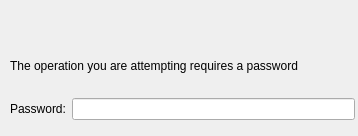
paul-rl/Plato-s-Closet-Serverless, file UI Design/PasswordEntryGUI.ui: the form before one commit.
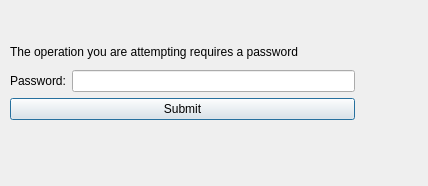
The form after the commit.

Commit message: Added QT Designer files for edit text, password entry, and main window

```diff
--- a/UI Design/PasswordEntryGUI.ui
+++ b/UI Design/PasswordEntryGUI.ui
@@ -6,8 +6,8 @@
    <rect>
     <x>0</x>
     <y>0</y>
-    <width>358</width>
-    <height>136</height>
+    <width>428</width>
+    <height>186</height>
    </rect>
   </property>
   <property name="windowTitle">
@@ -48,6 +48,13 @@
       </item>
      </layout>
     </item>
+    <item>
+     <widget class="QPushButton" name="submitButton">
+      <property name="text">
+       <string>Submit</string>
+      </property>
+     </widget>
+    </item>
    </layout>
   </widget>
  </widget>
```
Left out of the diff: 4 changed lines with no effect on the pictures. The commit also changes 2 other files.
